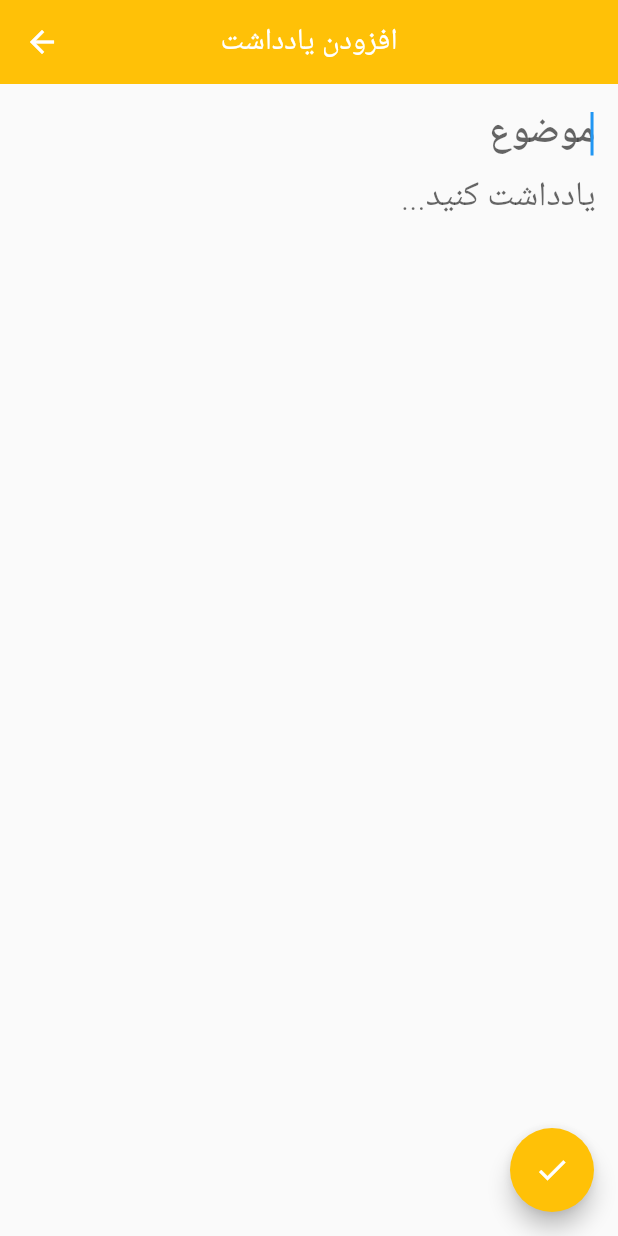
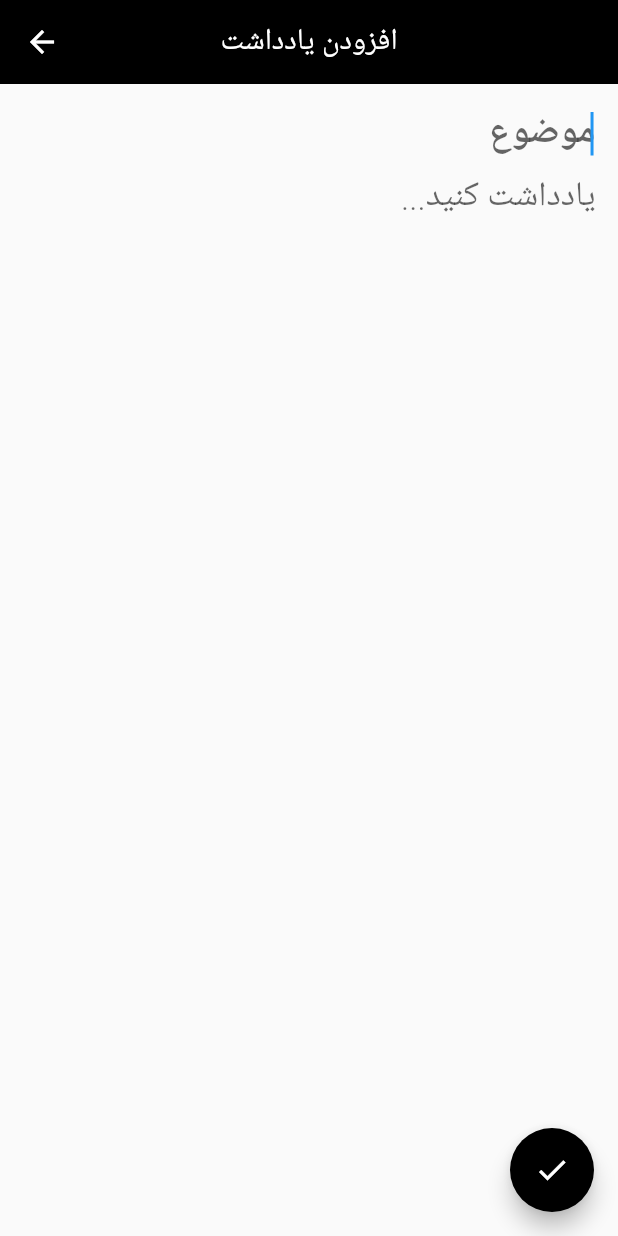
Before and after one commit to immrit/inote, a Flutter app: the screen it shows after launch, after a tap on the "create" icon, on a phone screen of 412 x 824 dp. Run offline on Flutter 3.47's test engine with Material 2 defaults, Android fonts, the phone set to English and light mode, and no system bars; our stand-ins replace flutter_spinkit, hive, hive_flutter; accounts and stored records are empty.

Commit message:
bug fix update

```diff
--- a/lib/View/writeNote.dart
+++ b/lib/View/writeNote.dart
@@ -1,16 +1,23 @@
 import 'package:flutter/material.dart';
 import 'package:hive/hive.dart';
-import 'package:top_snackbar_flutter/custom_snack_bar.dart';
-import 'package:top_snackbar_flutter/top_snack_bar.dart';
+
 import '../Adapters/todo_adapters.dart';
 
 // ignore: must_be_immutable
 class WriteNote extends StatefulWidget {
-  WriteNote({Key? key, this.todo}) : super(key: key);
+  WriteNote({
+    Key? key,
+    this.index,
+    this.titleController,
+    this.descriptionController,
+    Todo? todo,
+  }) : super(key: key);
 
   final formkey = GlobalKey<FormState>();
-
   Todo? todo;
+  final index;
+  final titleController;
+  final descriptionController;
 
   @override
   State<WriteNote> createState() => _WriteNoteState();
@@ -18,14 +25,6 @@ class WriteNote extends StatefulWidget {
 
 class _WriteNoteState extends State<WriteNote> {
   late String title, description;
-
-  // submitDate() async {
-  //   if (widget.formkey.currentState!.validate()) {
-  //     Box<Todo> todobox = Hive.box<Todo>("todos");
-  //     todobox.add(Todo(title: title, description: description));
-  //     Navigator.pop(context);
-  //   }
-  // }
 
   late FocusNode titlefocus;
   late FocusNode descriptionfocus;
@@ -126,6 +125,14 @@ class _WriteNoteState extends State<WriteNote> {
 
             Box<Todo> submitDate = Hive.box("todos");
 
+            _updateData() {
+              Todo newData = Todo(
+                title: titleController.text,
+                description: descController.text,
+              );
+              submitDate.putAt(widget.index, newData);
+            }
+
             if (widget.todo != null) {
               widget.todo!.title = newNote.title;
               widget.todo!.description = newNote.description;
--- a/lib/main.dart
+++ b/lib/main.dart
@@ -21,12 +21,12 @@ class MyApp extends StatelessWidget {
       themeMode: ThemeMode.system,
       darkTheme: ThemeData.dark(),
       theme: ThemeData(
-          primaryColor: Colors.amber,
+          primaryColor: Colors.black,
           appBarTheme: const AppBarTheme(
-            backgroundColor: Colors.amber,
+            backgroundColor: Colors.black,
           ),
           floatingActionButtonTheme: const FloatingActionButtonThemeData(
-              backgroundColor: Colors.amber)),
+              backgroundColor: Colors.black)),
       home: const Directionality(
         textDirection: TextDirection.rtl,
         child: SplashScreen(),
```
Also changed, not shown: lib/View/inote_view.dart (+16 -15 lines), lib/View/update_screen.dart (added, +121 -0 lines), pubspec.lock, 1 other file.
